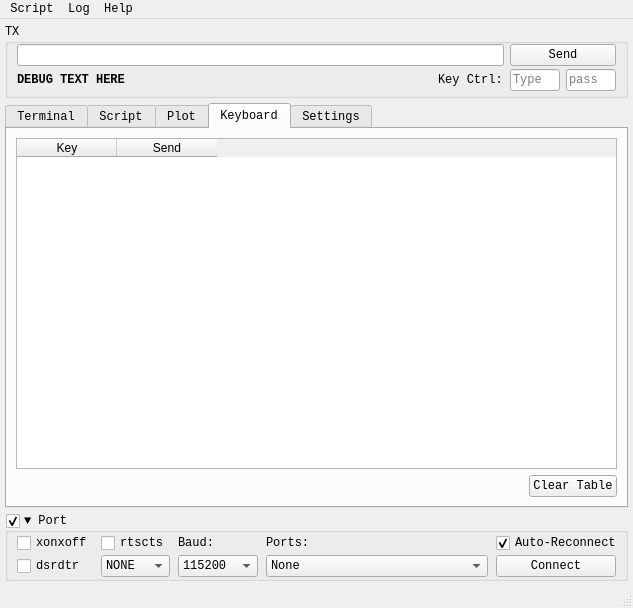
careweather/SerialKiller, file ui_files/serial_killer_main_window.ui: the form before one commit.
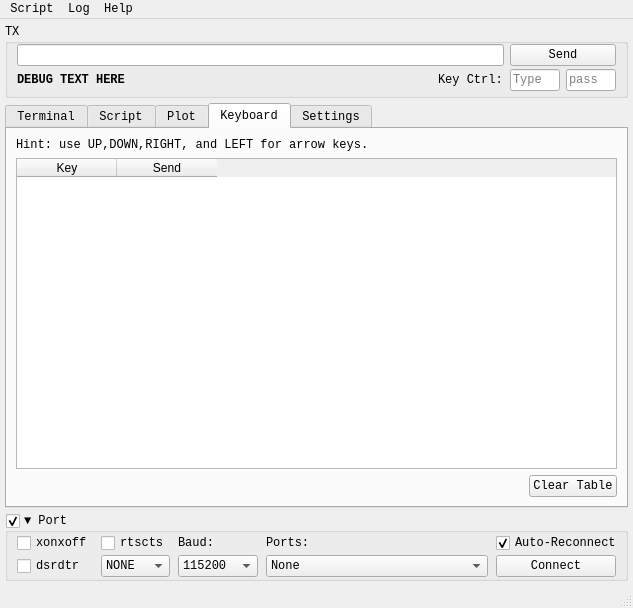
The form after the commit. The open tabs and pages were chosen to show the change. Custom widgets are drawn as their Qt base class.

Commit message: Added arrow keys to thing

```diff
--- a/ui_files/serial_killer_main_window.ui
+++ b/ui_files/serial_killer_main_window.ui
@@ -56,6 +56,18 @@
   <property name="windowTitle">
    <string>Serial Killer</string>
   </property>
+  <property name="autoFillBackground">
+   <bool>false</bool>
+  </property>
+  <property name="inputMethodHints">
+   <set>Qt::ImhNone</set>
+  </property>
+  <property name="iconSize">
+   <size>
+    <width>24</width>
+    <height>24</height>
+   </size>
+  </property>
   <widget class="QWidget" name="centralwidget">
    <layout class="QGridLayout" name="gridLayout_3">
     <property name="leftMargin">
@@ -1124,27 +1136,27 @@
         <string>Keyboard</string>
        </attribute>
        <layout class="QGridLayout" name="gridLayout_7">
-        <item row="1" column="1">
+        <item row="2" column="0">
+         <spacer name="horizontalSpacer_4">
+          <property name="orientation">
+           <enum>Qt::Horizontal</enum>
+          </property>
+          <property name="sizeHint" stdset="0">
+           <size>
+            <width>40</width>
+            <height>20</height>
+           </size>
+          </property>
+         </spacer>
+        </item>
+        <item row="2" column="1">
          <widget class="QPushButton" name="pushButton_clear_table">
           <property name="text">
            <string>Clear Table</string>
           </property>
          </widget>
         </item>
-        <item row="1" column="0">
-         <spacer name="horizontalSpacer_4">
-          <property name="orientation">
-           <enum>Qt::Horizontal</enum>
-          </property>
-          <property name="sizeHint" stdset="0">
-           <size>
-            <width>40</width>
-            <height>20</height>
-           </size>
-          </property>
-         </spacer>
-        </item>
-        <item row="0" column="0" colspan="2">
+        <item row="1" column="0" colspan="2">
          <widget class="QTableWidget" name="tableWidget_keys">
           <column>
            <property name="text">
@@ -1158,6 +1170,13 @@
           </column>
          </widget>
         </item>
+        <item row="0" column="0">
+         <widget class="QLabel" name="label_25">
+          <property name="text">
+           <string>Hint: use UP,DOWN,RIGHT, and LEFT for arrow keys.</string>
+          </property>
+         </widget>
+        </item>
        </layout>
       </widget>
       <widget class="QWidget" name="settings">
```
Left out of the diff: 8 changed lines with no effect on the pictures. The commit also changes 5 other files.
